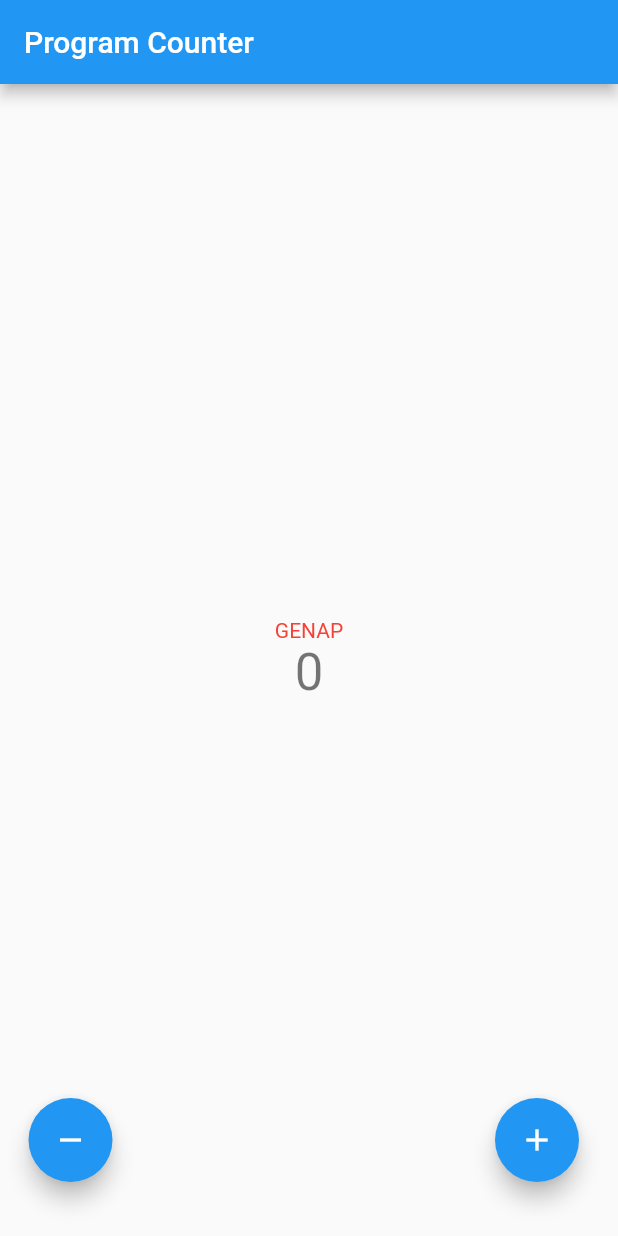
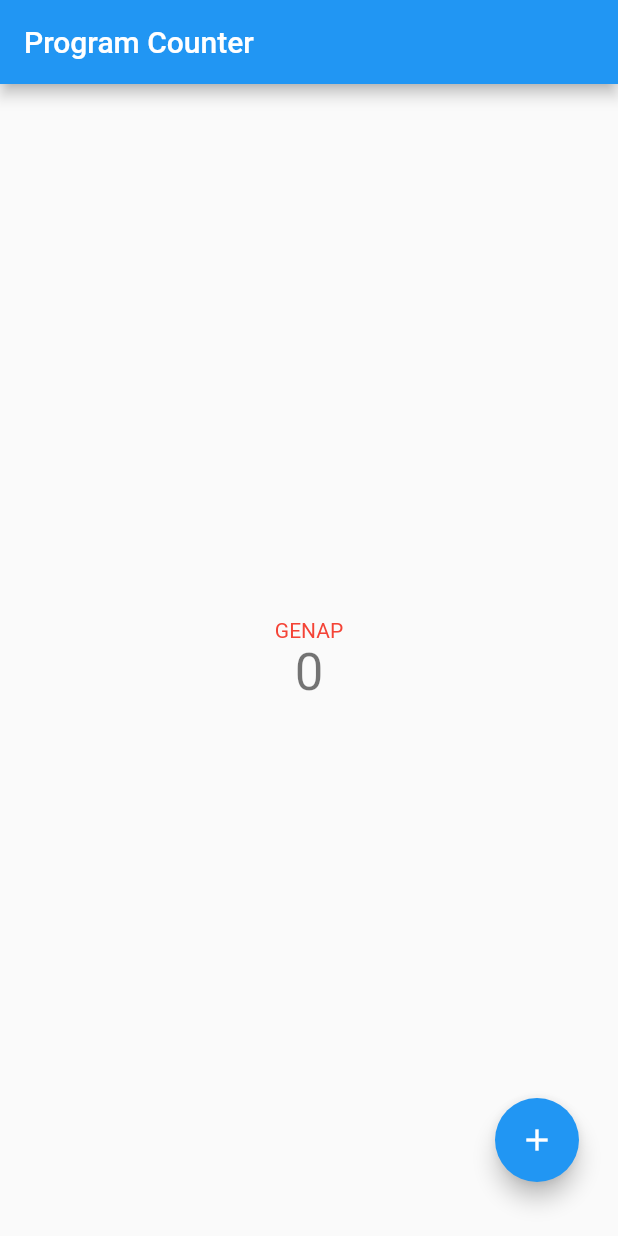
Before and after one commit to HayfaNajma07/pbp-flutter-lab, a Flutter app: the screen it shows after launch, after a tap on the "add" icon, after a tap on the "remove" icon, on a phone screen of 412 x 824 dp. Run offline on Flutter 3.47's test engine with Material 2 defaults, Android fonts, the phone set to English and light mode, and no system bars.

Commit message:
Selesai Tugas 7 Yeayy<3

```diff
--- a/counter_7/lib/main.dart
+++ b/counter_7/lib/main.dart
@@ -50,6 +50,7 @@ class MyHomePage extends StatefulWidget {
 class _MyHomePageState extends State<MyHomePage> {
   int _counter = 0;
   String result = 'GENAP';
+  bool isShowButton = false;
 
   void _incrementCounter() {
     setState(() {
@@ -83,6 +84,16 @@ class _MyHomePageState extends State<MyHomePage> {
     });
   }
 
+  // Untuk menyembunyikan tombol - apabila counter bernilai 0.
+  void _showButton(){
+    setState((){
+      if(_counter == 0){
+        isShowButton = false;
+      } else{
+        isShowButton = true;
+      }
+    });
+  }
   // Untuk memunculkan text sesuai result
   Text showTextIndicator() {
     // Jika hasil sama dengan GANJIL
@@ -148,17 +159,21 @@ class _MyHomePageState extends State<MyHomePage> {
         child: Row(
           crossAxisAlignment: CrossAxisAlignment.end,
           children: [
-            FloatingActionButton(onPressed: (){
+            Visibility(
+              visible: isShowButton,
+              child: FloatingActionButton(onPressed: (){
                 _decrementCounter();
                 _checkCounter();
+                _showButton();
               },
               tooltip: 'Decrement',
               child: const Icon(Icons.remove),
-            ),
+              )),
             Expanded(child: Container()),
             FloatingActionButton(onPressed: (){
                 _incrementCounter();
                 _checkCounter();
+                _showButton();
               },
               tooltip: 'Increment',
               child: const Icon(Icons.add),
@@ -169,3 +184,5 @@ class _MyHomePageState extends State<MyHomePage> {
     );
   }
 }
+
+// Created By: Hayfa Najma
```
